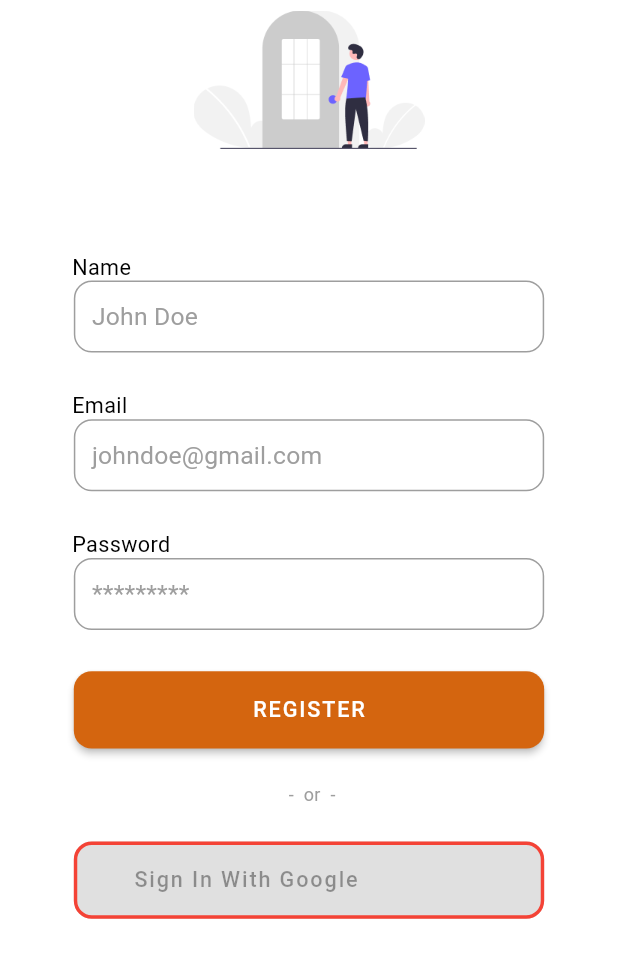
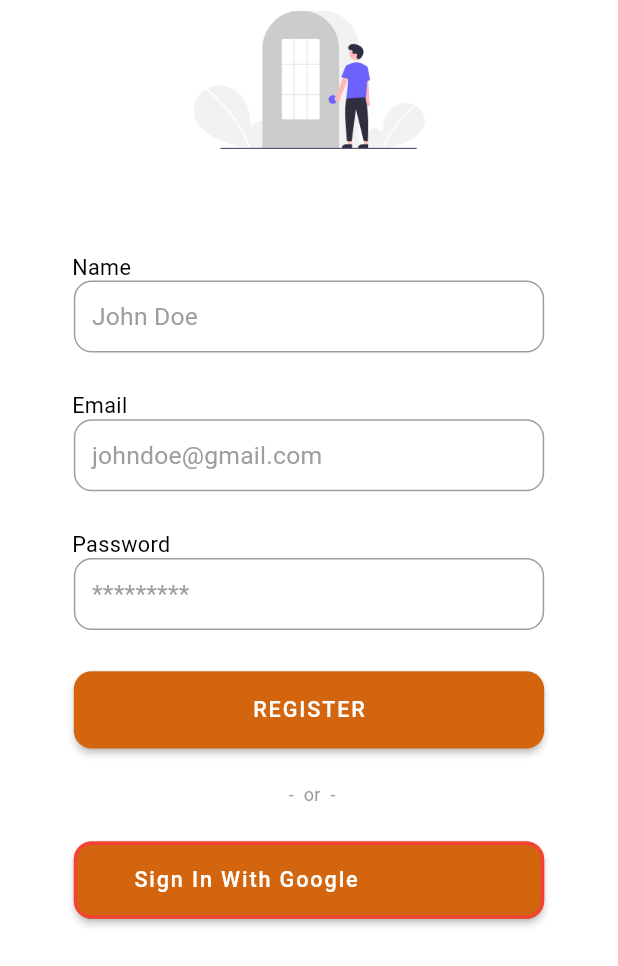
Before and after one commit to RazanHammad97/flutterbetweenerfinal, a Flutter app: the screen it shows after launch, on a phone screen of 412 x 824 dp. Shown: the top 966 px of the screen. Run offline on Flutter 3.47's test engine with Material 2 defaults, Android fonts, the phone set to English and light mode, and no system bars; our stand-ins replace flutter_screenutil.

Commit message:
fix social media custom btn grey background

```diff
--- a/lib/features/auth/login_view.dart
+++ b/lib/features/auth/login_view.dart
@@ -36,6 +36,7 @@ class LoginView extends StatelessWidget {
         CustomSocialButton(
           title: "Sign In With Google".toUpperCase(),
           color: Colors.red,
+          onPressed: (){},
         )]
      );
   }
--- a/lib/features/auth/register_view.dart
+++ b/lib/features/auth/register_view.dart
@@ -37,7 +37,7 @@ class RegisterView extends StatelessWidget {
           AuthServices().register("name", "email3@test.net", "test", "test");
         }, "REGISTER"),
         CustomText(title: "-  or  -", topPadding: 24),
-        CustomSocialButton(title: "Sign In With Google"),
+        CustomSocialButton(title: "Sign In With Google",onPressed: (){},),
       ],
     );
   }
--- a/lib/features/auth/widgets/custom_social_button.dart
+++ b/lib/features/auth/widgets/custom_social_button.dart
@@ -31,7 +31,8 @@ class CustomSocialButton extends StatelessWidget {
                 borderRadius: BorderRadius.circular(12),
               ),
             ),
-          ),
+            ),
+
           onPressed: onPressed,
           child: Row(
             children: [
--- a/lib/features/friend_profile/friend_profile_view.dart
+++ b/lib/features/friend_profile/friend_profile_view.dart
@@ -6,6 +6,8 @@ class FriendProfileView extends StatelessWidget {
 
   @override
   Widget build(BuildContext context) {
-    return ScreenContainer(body: []);
+    return ScreenContainer(body: [
+
+    ]);
   }
 }
--- a/lib/features/profile/profile_view.dart
+++ b/lib/features/profile/profile_view.dart
@@ -15,7 +15,9 @@ class ProfileView extends StatelessWidget {
   @override
   Widget build(BuildContext context) {
     return ScreenContainer(
-      customFloatButton: CustomFloatingButton(onPressed: (){},),
+      customFloatButton: CustomFloatingButton(
+        onPressed: () {},
+      ),
       body: [
         CustomText(
           title: "Profile",
@@ -48,8 +50,6 @@ class ProfileView extends StatelessWidget {
             )
           ],
         ),
-
-
       ],
     );
   }
```
